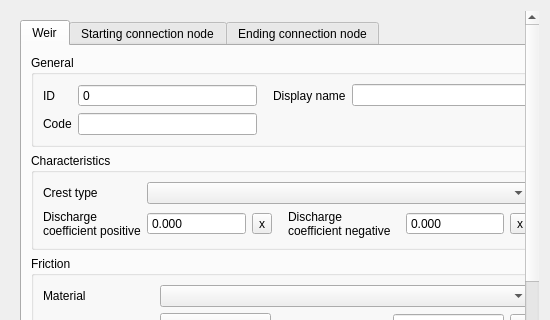
Above: threedi_schematisation_editor/forms/ui/weir.ui from nens/threedi-schematisation-editor before the change; both pictures show x 0 to 550 and y 0 to 320 of the 550 by 550 pixel window. Below: the same form after it.
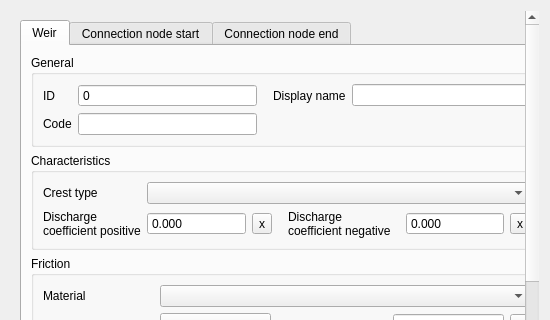
That is the form after the change.

Patch:
```diff
--- a/threedi_schematisation_editor/forms/ui/weir.ui
+++ b/threedi_schematisation_editor/forms/ui/weir.ui
@@ -892,7 +892,7 @@
          </widget>
          <widget class="QWidget" name="tab_1">
           <attribute name="title">
-           <string>Starting connection node</string>
+           <string>Connection node start</string>
           </attribute>
           <layout class="QGridLayout" name="gridLayout_19">
            <item row="5" column="0" colspan="2">
@@ -1508,7 +1508,7 @@
          </widget>
          <widget class="QWidget" name="tab_2">
           <attribute name="title">
-           <string>Ending connection node</string>
+           <string>Connection node end</string>
           </attribute>
           <layout class="QGridLayout" name="gridLayout_10">
            <item row="4" column="0" colspan="2">
```
